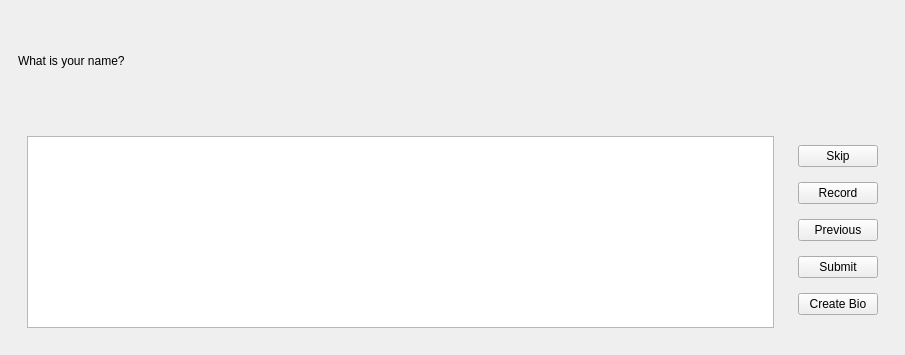
Before: the Qt Designer form view/main_ui.ui in RobinFalter/DeepBio, drawn with Qt 5.
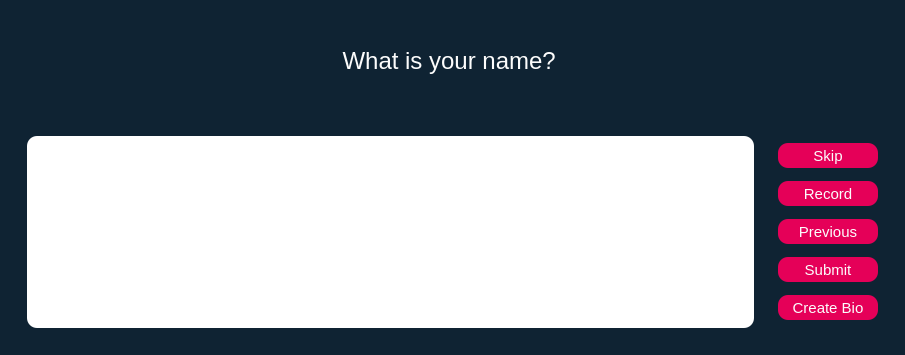
After: the same form once the commit is applied.

```diff
--- a/view/main_ui.ui
+++ b/view/main_ui.ui
@@ -13,6 +13,37 @@
   <property name="windowTitle">
    <string>MainWindow</string>
   </property>
+  <property name="styleSheet">
+   <string notr="true">QWidget #centralwidget {
+	background-color: #0F2333;
+}
+
+QLabel#questionLabel {
+	color: #FCFCFC;
+}
+
+QPushButton {
+	background-color: #E50058;
+	color: #FCFCFC;
+	border-radius: 10px;
+    min-width: 100px;
+    min-height: 25px;
+	font: 15px;
+}
+
+QPushButton:hover {
+	background-color: #FF740F;
+}
+
+QPushButton:pressed {
+	background-color:#FFBE36;
+}
+
+QPlainTextEdit {
+	background-color: rgb(255,255,255);
+	border-radius: 10px;
+}</string>
+  </property>
   <widget class="QWidget" name="centralwidget">
    <layout class="QVBoxLayout" name="verticalLayout">
     <item>
@@ -20,9 +51,17 @@
       <layout class="QHBoxLayout" name="horizontalLayout_3">
        <item>
         <widget class="QLabel" name="questionLabel">
+         <property name="font">
+          <font>
+           <pointsize>18</pointsize>
+          </font>
+         </property>
          <property name="text">
           <string>What is your name? </string>
          </property>
+         <property name="alignment">
+          <set>Qt::AlignCenter</set>
+         </property>
         </widget>
        </item>
       </layout>
@@ -35,7 +74,13 @@
         <widget class="QWidget" name="widget_3" native="true">
          <layout class="QHBoxLayout" name="horizontalLayout_2">
           <item>
-           <widget class="QPlainTextEdit" name="responseTextEdit"/>
+           <widget class="QPlainTextEdit" name="responseTextEdit">
+            <property name="font">
+             <font>
+              <pointsize>12</pointsize>
+             </font>
+            </property>
+           </widget>
           </item>
          </layout>
         </widget>
@@ -45,6 +90,14 @@
          <layout class="QVBoxLayout" name="verticalLayout_2">
           <item>
            <widget class="QPushButton" name="SkipPushButton">
+            <property name="font">
+             <font>
+              <pointsize>-1</pointsize>
+              <weight>50</weight>
+              <italic>false</italic>
+              <bold>false</bold>
+             </font>
+            </property>
             <property name="text">
              <string>Skip</string>
             </property>
@@ -52,6 +105,14 @@
           </item>
           <item>
            <widget class="QPushButton" name="recordPushButton">
+            <property name="font">
+             <font>
+              <pointsize>-1</pointsize>
+              <weight>50</weight>
+              <italic>false</italic>
+              <bold>false</bold>
+             </font>
+            </property>
             <property name="text">
              <string>Record</string>
             </property>
@@ -59,6 +120,14 @@
           </item>
           <item>
            <widget class="QPushButton" name="previousPushButton">
+            <property name="font">
+             <font>
+              <pointsize>-1</pointsize>
+              <weight>50</weight>
+              <italic>false</italic>
+              <bold>false</bold>
+             </font>
+            </property>
             <property name="text">
              <string>Previous</string>
             </property>
@@ -66,6 +135,14 @@
           </item>
           <item>
            <widget class="QPushButton" name="submitPushButton">
+            <property name="font">
+             <font>
+              <pointsize>-1</pointsize>
+              <weight>50</weight>
+              <italic>false</italic>
+              <bold>false</bold>
+             </font>
+            </property>
             <property name="text">
              <string>Submit</string>
             </property>
@@ -76,6 +153,14 @@
             <property name="enabled">
              <bool>true</bool>
             </property>
+            <property name="font">
+             <font>
+              <pointsize>-1</pointsize>
+              <weight>50</weight>
+              <italic>false</italic>
+              <bold>false</bold>
+             </font>
+            </property>
             <property name="text">
              <string>Create Bio</string>
             </property>
```
